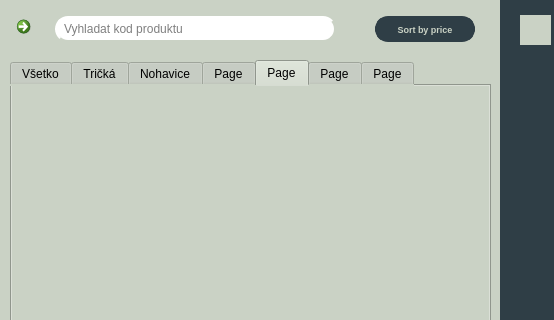
The window that source/code/main.ui (tomas-magat/camels-eshop-infosystem) describes before a commit, drawn with Qt 5; both pictures show x 0 to 554 and y 0 to 320 of the 800 by 450 pixel window.
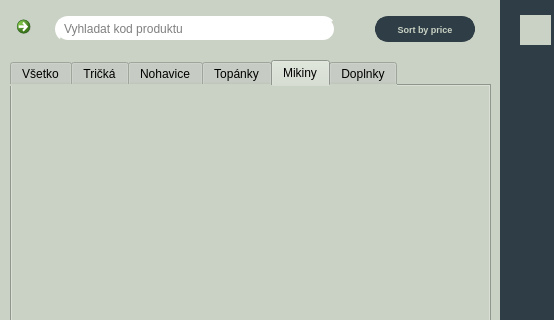
The same window after the commit. The open tabs and pages were chosen to show the change. Icons and pictures are not drawn.

Commit message: Portal screen fixes

Patch:
```diff
--- a/source/code/main.ui
+++ b/source/code/main.ui
@@ -492,22 +492,17 @@
           </widget>
           <widget class="QWidget" name="bootsCategory">
            <attribute name="title">
-            <string>Page</string>
+            <string>Topánky</string>
            </attribute>
           </widget>
           <widget class="QWidget" name="hoodiesCategory">
            <attribute name="title">
-            <string>Page</string>
+            <string>Mikiny</string>
            </attribute>
           </widget>
           <widget class="QWidget" name="accessoriesCategory">
            <attribute name="title">
-            <string>Page</string>
-           </attribute>
-          </widget>
-          <widget class="QWidget" name="tab">
-           <attribute name="title">
-            <string>Page</string>
+            <string>Doplnky</string>
            </attribute>
           </widget>
          </widget>
```
Left out of the diff: 10 changed lines with no effect on the pictures. The commit also changes 1 other file.
